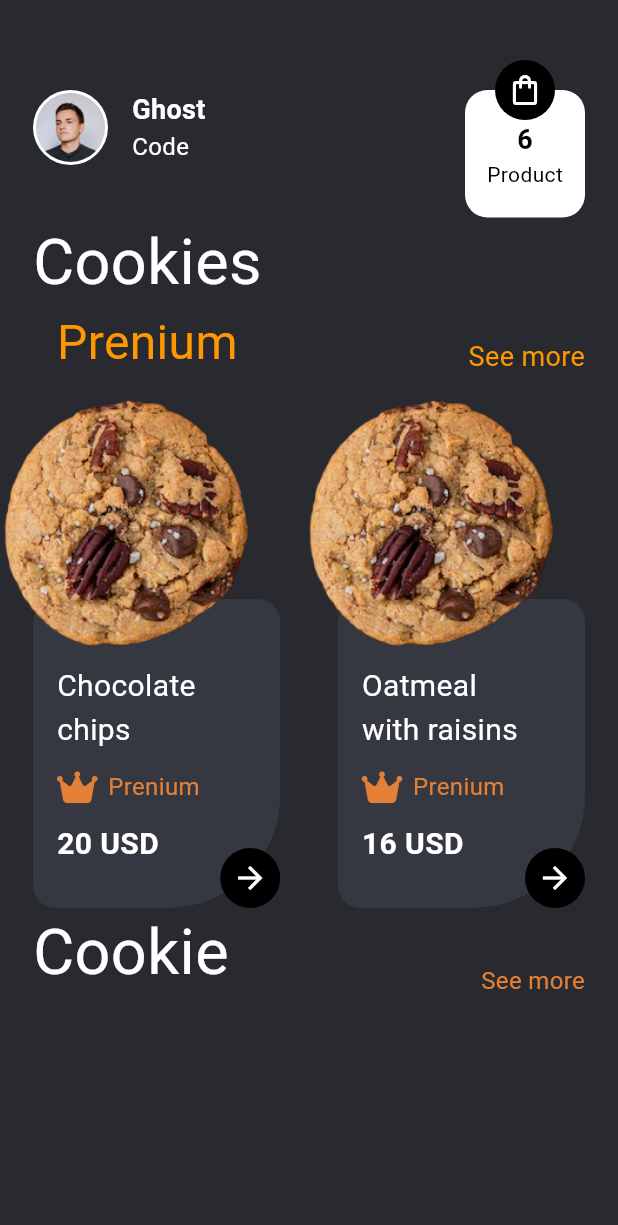
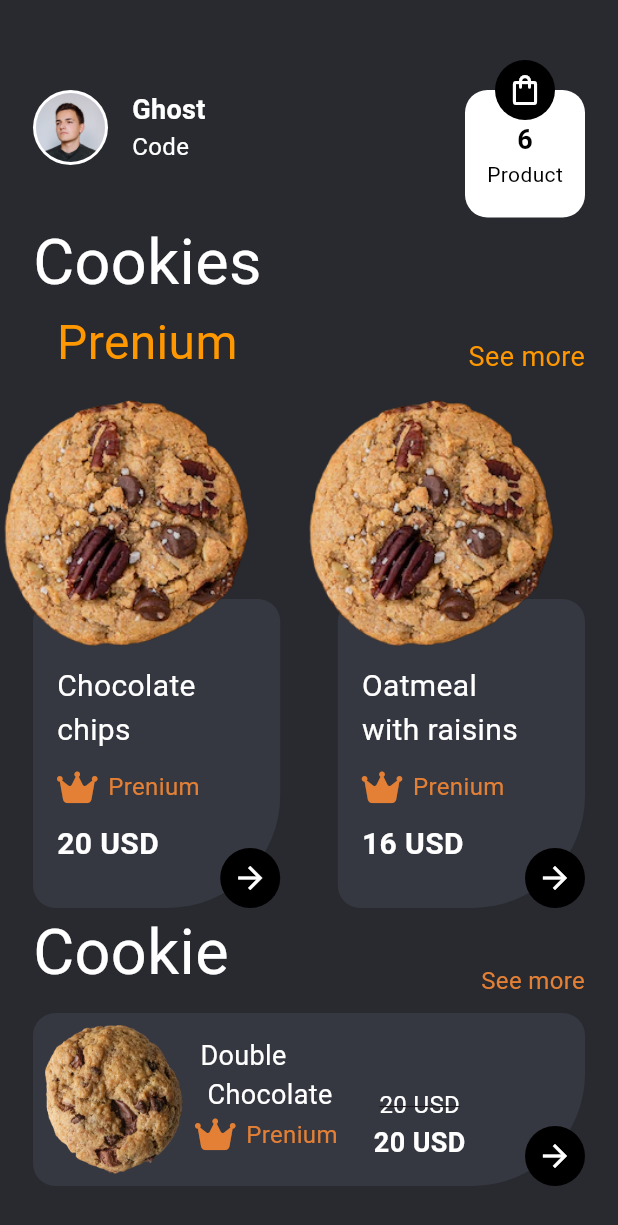
Before and after one commit to abdGhost/cookies_UI, a Flutter app: the screen it shows after launch, on a phone screen of 412 x 824 dp. Shown: the top 1225 px of the screen. Run offline on Flutter 3.47's test engine with Material 2 defaults, Android fonts, the phone set to English and light mode, and no system bars; our stand-ins replace font_awesome_flutter.

Commit message:
worked on horizontal_cookie_card_widget

```diff
--- a/lib/views/home/home_screen.dart
+++ b/lib/views/home/home_screen.dart
@@ -6,6 +6,7 @@ import 'package:flutter/material.dart';
 import '../../widgets/avatar_widget.dart';
 import '../../widgets/card_widget.dart';
 import '../../widgets/cookie_feature_widget.dart';
+import '../../widgets/horizontal_cookie_card_widget.dart';
 import '../../widgets/personal_info_widget.dart';
 import '../../widgets/cookies_bar.dart';
 
@@ -18,7 +19,8 @@ class HomeScreen extends StatelessWidget {
 
     return Scaffold(
       backgroundColor: background,
-      body: Padding(
+      body: SingleChildScrollView(
+        child: Padding(
           padding: const EdgeInsets.symmetric(vertical: 60, horizontal: 22),
           child: Column(
             children: [
@@ -43,8 +45,11 @@ class HomeScreen extends StatelessWidget {
                       cookie: e,
                     );
                   }).toList()),
-            const CookieFeatureWidget()
+              const CookieFeatureWidget(),
+              const SizedBox(height: 10),
+              const HorizontalCookieCardWidget()
             ],
+          ),
         ),
       ),
     );
--- /dev/null
+++ b/lib/widgets/horizontal_cookie_card_widget.dart
@@ -0,0 +1,94 @@
+import 'package:cookies_ui_app/app_colors.dart';
+import 'package:cookies_ui_app/widgets/container_arrow_widget.dart';
+import 'package:cookies_ui_app/widgets/prenium_widget.dart';
+import 'package:flutter/material.dart';
+
+class HorizontalCookieCardWidget extends StatelessWidget {
+  const HorizontalCookieCardWidget({super.key});
+
+  @override
+  Widget build(BuildContext context) {
+    var size = MediaQuery.of(context).size;
+    return Stack(
+      children: [
+        Container(
+          height: size.height * 0.14,
+          decoration: const BoxDecoration(
+            color: buttonColor,
+            borderRadius: BorderRadius.only(
+              topLeft: Radius.circular(15),
+              topRight: Radius.circular(15),
+              bottomLeft: Radius.circular(15),
+              bottomRight: Radius.circular(75),
+            ),
+          ),
+          child: Row(
+            children: [
+              Container(
+                padding: const EdgeInsets.all(8),
+                child: Image.asset('assets/3.png'),
+              ),
+              const Padding(
+                padding: EdgeInsets.symmetric(vertical: 16),
+                child: Row(
+                  mainAxisAlignment: MainAxisAlignment.center,
+                  children: [
+                    Column(
+                      children: [
+                        Text(
+                          'Double\n Chocolate',
+                          style: TextStyle(
+                            color: Colors.white,
+                            fontSize: 18,
+                          ),
+                        ),
+                        SizedBox(
+                          height: 1,
+                        ),
+                        PreniumWidget(),
+                      ],
+                    ),
+                    SizedBox(
+                      width: 24,
+                    ),
+                    Column(
+                      mainAxisAlignment: MainAxisAlignment.end,
+                      children: [
+                        Text(
+                          '20 USD',
+                          style: TextStyle(
+                            color: Colors.white,
+                            fontSize: 16,
+                            decoration: TextDecoration.lineThrough,
+                          ),
+                        ),
+                        SizedBox(
+                          height: 1,
+                        ),
+                        Text(
+                          '20 USD',
+                          style: TextStyle(
+                            color: Colors.white,
+                            fontSize: 18,
+                            fontWeight: FontWeight.bold,
+                          ),
+                        ),
+                      ],
+                    )
+                  ],
+                ),
+              )
+            ],
+          ),
+        ),
+        const Positioned(
+          bottom: 0,
+          right: 0,
+          child: SizedBox(
+            child: ContainerArrow(),
+          ),
+        )
+      ],
+    );
+  }
+}
```
Lines whose indentation alone changed are shown as unchanged.
